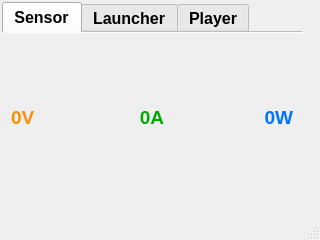
Before: the Qt Designer form main.ui in neurotoxin78/doomsday-pc, drawn with Qt 5.
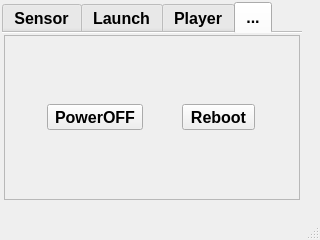
After: the same form once the commit is applied. The open tabs and pages were chosen to show the change.

Commit message: Reboot and PowerOff button added

What changed in the file:
```diff
--- a/main.ui
+++ b/main.ui
@@ -170,7 +170,7 @@
       </widget>
       <widget class="QWidget" name="tabLaunch">
        <attribute name="title">
-        <string extracomment="Launch">Launcher</string>
+        <string extracomment="Launch">Launch</string>
        </attribute>
        <layout class="QGridLayout" name="gridLayout_2">
         <item row="1" column="0">
@@ -371,6 +371,54 @@
         </item>
        </layout>
       </widget>
+      <widget class="QWidget" name="settingsTab">
+       <attribute name="title">
+        <string>...</string>
+       </attribute>
+       <layout class="QGridLayout" name="gridLayout_4">
+        <property name="leftMargin">
+         <number>2</number>
+        </property>
+        <property name="topMargin">
+         <number>2</number>
+        </property>
+        <property name="rightMargin">
+         <number>2</number>
+        </property>
+        <property name="bottomMargin">
+         <number>2</number>
+        </property>
+        <property name="spacing">
+         <number>5</number>
+        </property>
+        <item row="0" column="0">
+         <widget class="QFrame" name="frame">
+          <property name="frameShape">
+           <enum>QFrame::StyledPanel</enum>
+          </property>
+          <property name="frameShadow">
+           <enum>QFrame::Raised</enum>
+          </property>
+          <layout class="QGridLayout" name="gridLayout_5">
+           <item row="0" column="0">
+            <widget class="QToolButton" name="poweroffButton">
+             <property name="text">
+              <string>PowerOFF</string>
+             </property>
+            </widget>
+           </item>
+           <item row="0" column="1">
+            <widget class="QToolButton" name="rebootButton">
+             <property name="text">
+              <string>Reboot</string>
+             </property>
+            </widget>
+           </item>
+          </layout>
+         </widget>
+        </item>
+       </layout>
+      </widget>
      </widget>
     </item>
    </layout>
```
The commit also changes 1 other file.
